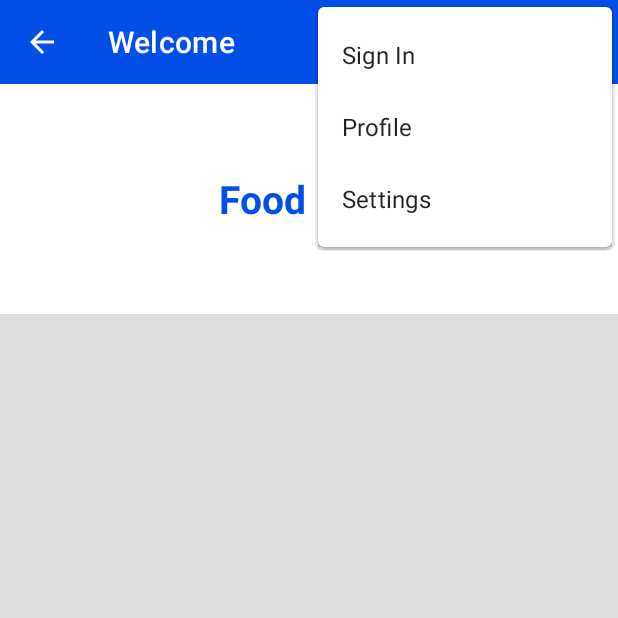
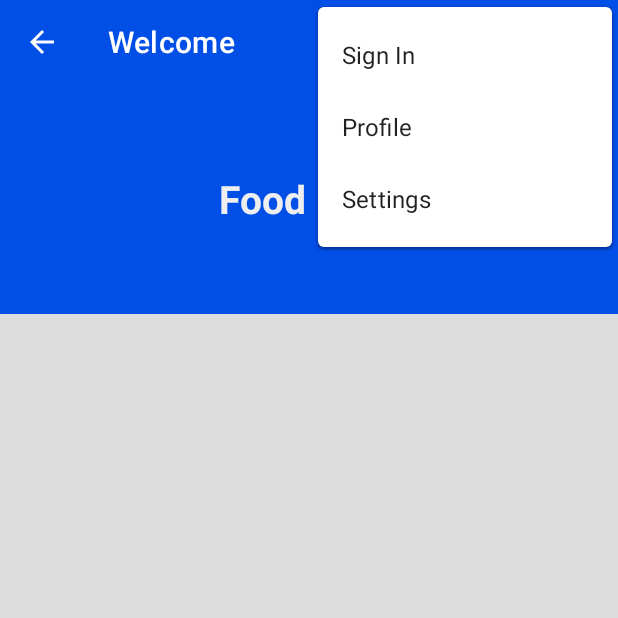
Before and after one commit to rareed2021/GroceryExercise, an Android app: the MainActivity screen opened directly, with no data from a screen before it, with the options menu open, on a phone screen of 412 x 824 dp, the top half of it. Run offline under Robolectric (Android 15) with nearby library versions, the phone set to English and light mode, and no system bars; our stand-ins replace Volley; network calls fail.

Commit message:
Style and layout updates

```diff
--- a/app/src/main/res/layout/activity_main.xml
+++ b/app/src/main/res/layout/activity_main.xml
@@ -7,12 +7,13 @@
         android:layout_width="match_parent"
         android:layout_height="0dp"
         android:layout_weight="1"
+        android:background="@color/header"
         >
         <TextView
             android:layout_width="wrap_content"
             android:layout_height="wrap_content"
             android:layout_centerInParent="true"
-            android:textColor="@color/header"
+            android:textColor="@color/header_text"
             android:text="@string/store_name"
             android:textSize="26sp"
             android:textStyle="bold"
--- a/app/src/main/res/values-night/colors.xml
+++ b/app/src/main/res/values-night/colors.xml
@@ -9,7 +9,8 @@
     <color name="white">#FFFFFFFF</color>
     <color name="header_bg">#754242</color>
     <color name="item_bg">#FF303030</color>
-    <color name="header">#2A52A1</color>
+    <color name="header">#091937</color>
+    <color name="header_text">#989898</color>
     <color name="error_text">#932222</color>
     <color name="divider">#CECDCD</color>
     <color name="icon">#8E8D8D</color>
--- a/app/src/main/res/values/colors.xml
+++ b/app/src/main/res/values/colors.xml
@@ -10,6 +10,7 @@
     <color name="header_bg">#FFFFFFFF</color>
     <color name="item_bg">#FFDDDDDD</color>
     <color name="header">#024FE8</color>
+    <color name="header_text">#EEE</color>
     <color name="error_text">#F10000</color>
     <color name="divider">#201F1F</color>
     <color name="icon">#191919</color>
```
Also changed, not shown: app/src/main/java/com/test/groceryexercise/adapters/AmountButtonAdapter.kt (+0 -6 lines), app/src/main/java/com/test/groceryexercise/adapters/CartListAdapter.kt (+3 -0 lines), app/src/main/res/layout/row_cart_product.xml (+7 -0 lines), app/src/main/res/values/styles.xml (+9 -0 lines), 1 other file.
